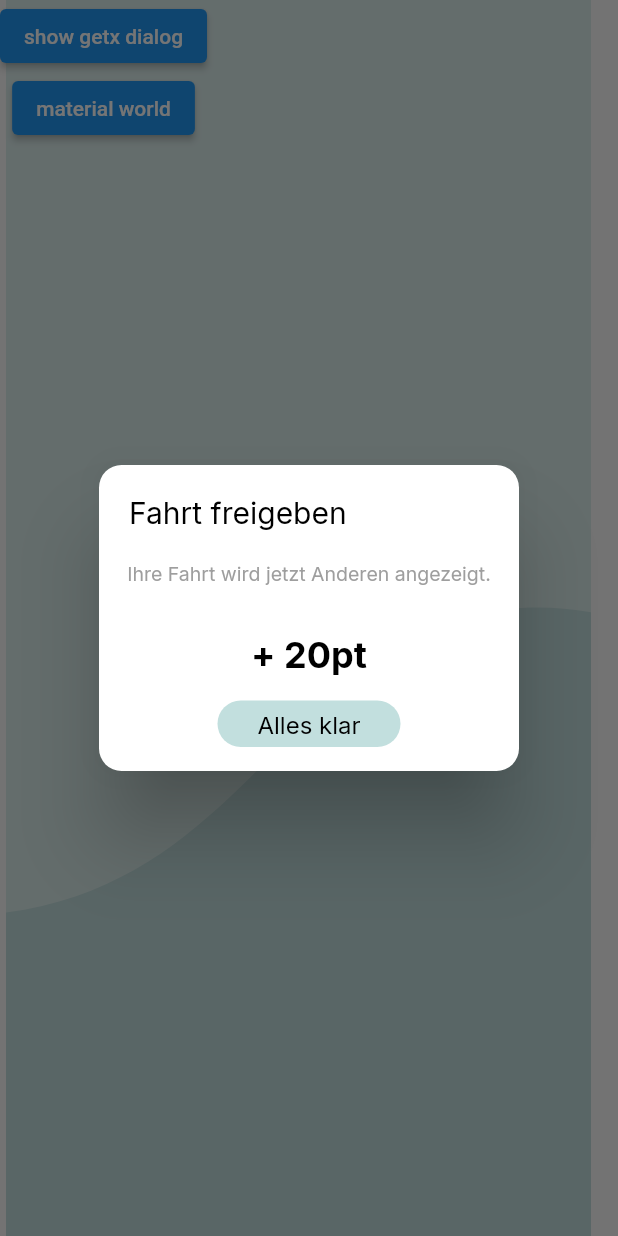
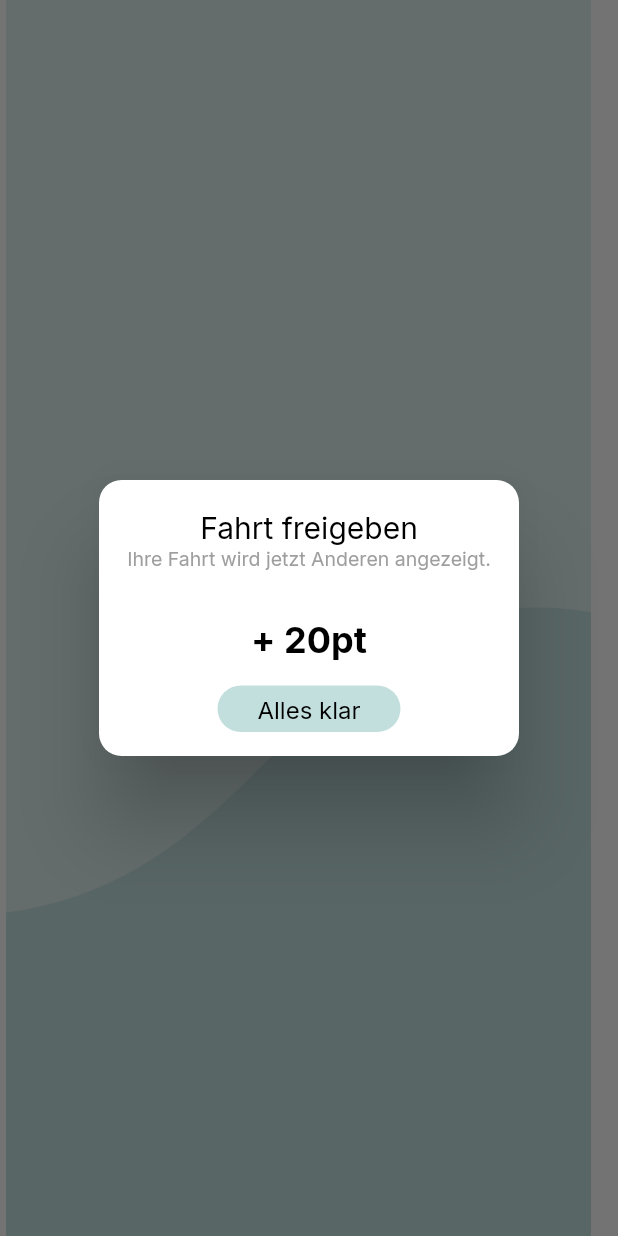
Before and after one commit to drmilde/unigo_prototyp, a Flutter app: the screen it shows after launch, after a tap on "material world", on a phone screen of 412 x 824 dp. Run offline on Flutter 3.47's test engine with Material 2 defaults, Android fonts, the phone set to English and light mode, and no system bars; our stand-ins replace flutter_svg, get, google_fonts.

Commit message:
jetzt passt es

```diff
--- a/lib/screens/fahrt_hinzufuegen_screen.dart
+++ b/lib/screens/fahrt_hinzufuegen_screen.dart
@@ -9,10 +9,13 @@ class FahrtHinzufuegenScreen extends StatelessWidget {
   @override
   Widget build(BuildContext context) {
     return SvgScaffoldWidget(
+      child: Center(
         child: Column(
           crossAxisAlignment: CrossAxisAlignment.center,
+          mainAxisAlignment: MainAxisAlignment.center,
           children: [
             _buildGetXDialog(context),
+            SizedBox(height:10),
             ElevatedButton(
               onPressed: () async {
                 var value = await _showMyDialog(context);
@@ -21,6 +24,7 @@ class FahrtHinzufuegenScreen extends StatelessWidget {
               child: Text("material world"),
             ),
           ],
+        ),
       ),
     );
   }
@@ -36,13 +40,18 @@ class FahrtHinzufuegenScreen extends StatelessWidget {
               Radius.circular(15.0),
             ),
           ),
-          titlePadding: EdgeInsets.all(20),
+          titlePadding: EdgeInsets.only(top:20),
           titleTextStyle: GoogleFonts.inter(
             color: Colors.black,
             fontSize: 20,
           ),
-          title: Text(
+          title: Container(
+            width: double.infinity,
+            child: Center(
+              child: Text(
                 'Fahrt freigeben',
+              ),
+            ),
           ),
           contentPadding: EdgeInsets.all(0),
           content: SingleChildScrollView(
```
Lines whose indentation alone changed are shown as unchanged.
